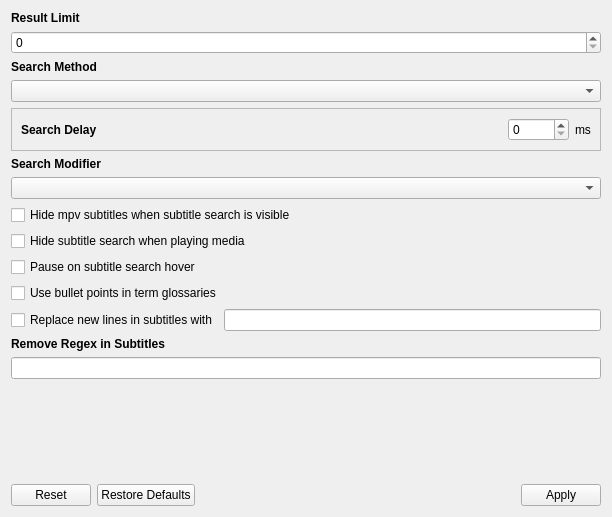
Above: src/gui/widgets/settings/searchsettings.ui from ripose-jp/Memento before the change. Below: the same form after it.
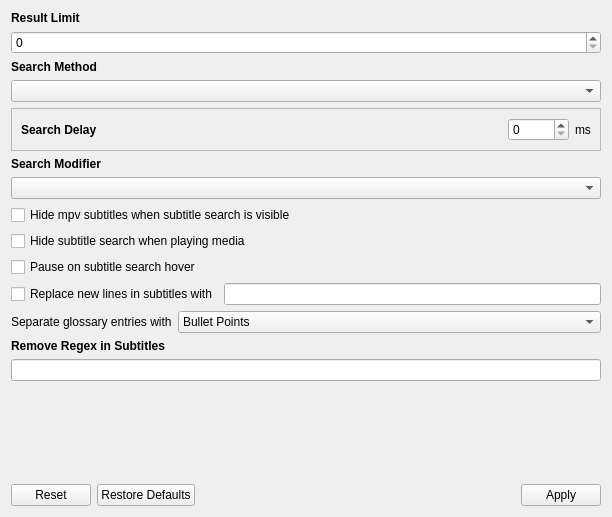
That is the form after the change.

Commit message:
searchsettings: add vertical bar glossary style
The previous name for this option asked whether or not to use bullet
points as a binary choice. This new version now has a combobox that
allows for bullet points, line breaks, or vertical bars.

Doing this required changing the settings version to 3 and then updating
the original setting to deal with the new GlossaryStyle enum.

Related to #117

```diff
--- a/src/gui/widgets/settings/searchsettings.ui
+++ b/src/gui/widgets/settings/searchsettings.ui
@@ -28,7 +28,7 @@
         <x>0</x>
         <y>0</y>
         <width>579</width>
-        <height>512</height>
+        <height>524</height>
        </rect>
       </property>
       <layout class="QVBoxLayout" name="layoutScrollArea">
@@ -192,19 +192,6 @@
            </property>
           </widget>
          </item>
-         <item>
-          <widget class="QCheckBox" name="checkGlossaryList">
-           <property name="enabled">
-            <bool>true</bool>
-           </property>
-           <property name="text">
-            <string>Use bullet points in term glossaries</string>
-           </property>
-           <property name="checked">
-            <bool>false</bool>
-           </property>
-          </widget>
-         </item>
         </layout>
        </item>
        <item>
@@ -221,6 +208,48 @@
          </item>
         </layout>
        </item>
+       <item>
+        <layout class="QHBoxLayout" name="layoutGlossaryStyle">
+         <item>
+          <widget class="QLabel" name="labelGlossaryStyle">
+           <property name="sizePolicy">
+            <sizepolicy hsizetype="Fixed" vsizetype="Preferred">
+             <horstretch>0</horstretch>
+             <verstretch>0</verstretch>
+            </sizepolicy>
+           </property>
+           <property name="text">
+            <string>Separate glossary entries with</string>
+           </property>
+          </widget>
+         </item>
+         <item>
+          <widget class="QComboBox" name="comboGlossaryStyle">
+           <property name="sizePolicy">
+            <sizepolicy hsizetype="Preferred" vsizetype="Fixed">
+             <horstretch>0</horstretch>
+             <verstretch>0</verstretch>
+            </sizepolicy>
+           </property>
+           <item>
+            <property name="text">
+             <string>Bullet Points</string>
+            </property>
+           </item>
+           <item>
+            <property name="text">
+             <string>Line Breaks</string>
+            </property>
+           </item>
+           <item>
+            <property name="text">
+             <string>Vertical Bars</string>
+            </property>
+           </item>
+          </widget>
+         </item>
+        </layout>
+       </item>
        <item>
         <widget class="QLabel" name="labelRemoveRegex">
          <property name="font">
```
The commit also changes 11 other files.
